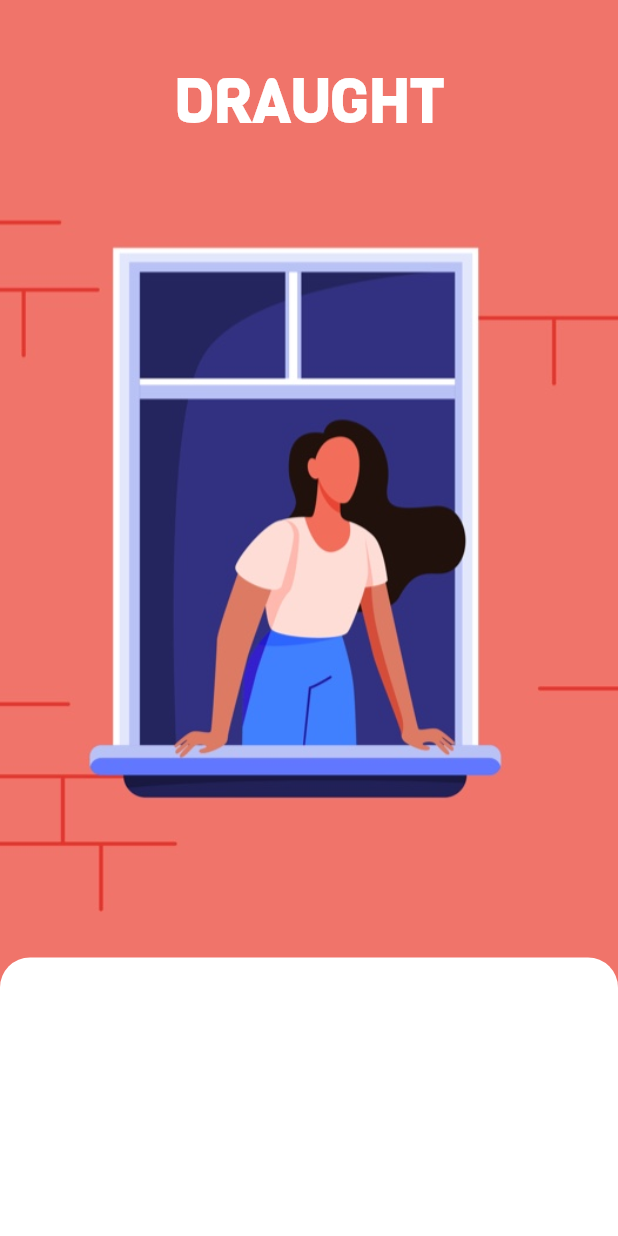
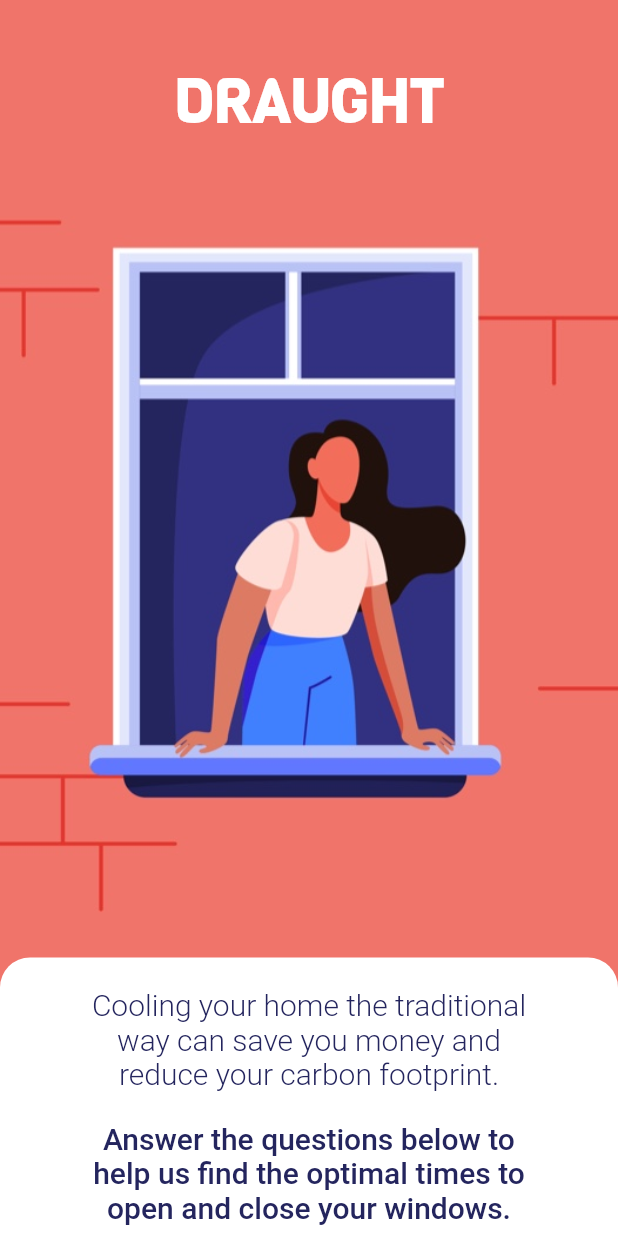
Before and after one commit to yossaj/Draught, a Flutter app: the screen it shows after launch, on a phone screen of 412 x 824 dp. Run offline on Flutter 3.47's test engine with Material 2 defaults, Android fonts, the phone set to English and light mode, and no system bars.

Commit message:
input boxes added - needs refactored

```diff
--- /dev/null
+++ b/lib/constants.dart
@@ -0,0 +1,6 @@
+ import 'package:flutter/material.dart';
+
+ const kBodyText =  TextStyle(
+ fontSize: 14,
+ fontWeight: FontWeight.w300,
+ color: Color(0xFF24255E));
--- a/lib/main.dart
+++ b/lib/main.dart
@@ -1,3 +1,4 @@
+import 'package:draught/constants.dart';
 import 'package:flutter/material.dart';
 
 void main() {
@@ -12,7 +13,6 @@ class MyApp extends StatelessWidget {
       title: 'Draught',
       theme: ThemeData(
         primarySwatch: Colors.deepOrange,
-
       ),
       home: MyHomePage(title: 'Draught'),
     );
@@ -29,7 +29,6 @@ class MyHomePage extends StatefulWidget {
 }
 
 class _MyHomePageState extends State<MyHomePage> {
-
   @override
   Widget build(BuildContext context) {
     // This method is rerun every time setState is called, for instance as done
@@ -47,15 +46,15 @@ class _MyHomePageState extends State<MyHomePage> {
               mainAxisAlignment: MainAxisAlignment.start,
               children: <Widget>[
                 Padding(
-                  padding: EdgeInsets.only(left: 10, top: 40, right: 10, bottom: 0),
+                  padding:
+                      EdgeInsets.only(left: 10, top: 40, right: 10, bottom: 0),
                   child: Text(
                     'DRAUGHT',
                     style: TextStyle(
                         fontFamily: 'Viga',
                         fontSize: 40,
                         fontWeight: FontWeight.bold,
-                      color: Colors.white
-                    ),
+                        color: Colors.white),
                   ),
                 ),
                 Image.asset('assets/images/AtWindow.jpg'),
@@ -64,16 +63,42 @@ class _MyHomePageState extends State<MyHomePage> {
           ),
           Expanded(
             child: Container(
-              height: 300,
+              child: Padding(
+                padding: EdgeInsets.symmetric(vertical: 10, horizontal: 20),
                 child: Column(
+                  mainAxisAlignment: MainAxisAlignment.center,
+                  crossAxisAlignment: CrossAxisAlignment.center,
                   children: [
+                    Padding(
+                        padding:
+                            EdgeInsets.symmetric(horizontal: 30, vertical: 10),
+                        child: Text(
+                          'Cooling your home the traditional way can save you money and reduce your carbon footprint.',
+                          textAlign: TextAlign.center,
+                          style: TextStyle(
+                              fontSize: 20,
+                              fontWeight: FontWeight.w300,
+                              color: Color(0xFF24255E)),)),
+                    Padding(
+                        padding:
+                            EdgeInsets.symmetric(horizontal: 30, vertical: 10),
+                        child: Text(
+                            'Answer the questions below to help us find the optimal times to open and close your windows.',
+                            textAlign: TextAlign.center,
+                            style: TextStyle(
+                                fontSize: 20,
+                                fontWeight: FontWeight.w500,
+                                color: Color(0xFF24255E)))),
+                    InputBox(text: 'Postcode',),
+                    InputBox(text: 'Which floor do you live on?',)
                   ],
+                ),
               ),
               decoration: BoxDecoration(
                   color: Colors.white,
-                borderRadius: BorderRadius.only(topLeft: Radius.circular(20), topRight: Radius.circular(20))
-              ),
-
+                  borderRadius: BorderRadius.only(
+                      topLeft: Radius.circular(20),
+                      topRight: Radius.circular(20))),
             ),
           )
         ],
@@ -81,3 +106,46 @@ class _MyHomePageState extends State<MyHomePage> {
     );
   }
 }
+
+class InputBox extends StatelessWidget {
+
+  InputBox({this.text});
+
+  final String text;
+
+  @override
+  Widget build(BuildContext context) {
+    return Padding(
+      padding:EdgeInsets.symmetric(vertical: 10),
+      child: Container(
+        child: Column(
+          crossAxisAlignment: CrossAxisAlignment.start,
+          children: [
+            Padding(
+              padding: EdgeInsets.only(left: 10, top: 10),
+              child: Text(
+                  text,
+              style: kBodyText,),
+            ),
+            Padding(
+              padding: EdgeInsets.symmetric(vertical: 10, horizontal: 10),
+              child: TextField(),
+            )
+          ],
+        ),
+        decoration: BoxDecoration(
+          color: Colors.white,
+          borderRadius: BorderRadius.all(Radius.circular(5)) ,
+          boxShadow: [
+            BoxShadow(
+              color: Colors.grey.withOpacity(0.5),
+              spreadRadius: 5,
+              blurRadius: 7,
+              offset: Offset(0, 3), // changes position of shadow
+            ),
+          ]
+        ),
+      ),
+    );
+  }
+}
```
Lines whose indentation alone changed are shown as unchanged.
